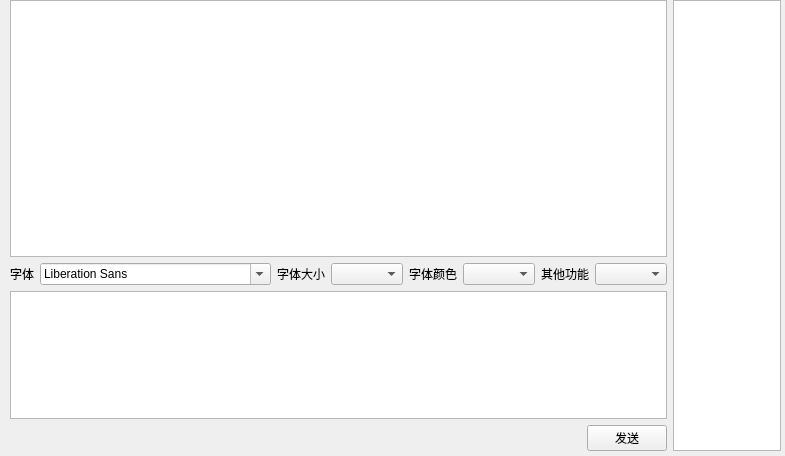
First picture: the form in mainwindow.ui, repository tianlang724/QtChat, before the edit.
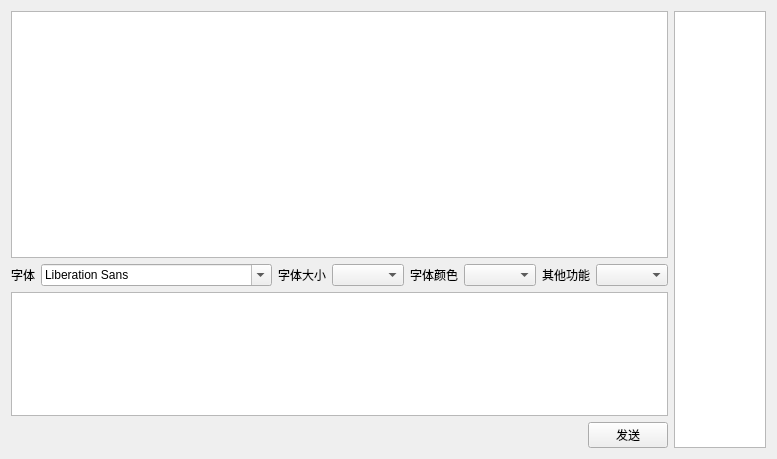
Second picture: the form after the edit.

Patch:
```diff
--- a/mainwindow.ui
+++ b/mainwindow.ui
@@ -9,8 +9,8 @@
    <rect>
     <x>0</x>
     <y>0</y>
-    <width>785</width>
-    <height>456</height>
+    <width>777</width>
+    <height>459</height>
    </rect>
   </property>
   <property name="sizePolicy">
@@ -22,18 +22,14 @@
   <property name="windowTitle">
    <string>群聊</string>
   </property>
-  <widget class="QWidget" name="horizontalLayoutWidget">
-   <property name="geometry">
-    <rect>
-     <x>10</x>
-     <y>0</y>
-     <width>771</width>
-     <height>451</height>
-    </rect>
-   </property>
-   <layout class="QHBoxLayout" name="horizontalLayout" stretch="1,4">
+  <property name="autoFillBackground">
+   <bool>false</bool>
+  </property>
+  <layout class="QHBoxLayout" name="mainwindowlayout" stretch="0">
     <item>
-     <layout class="QVBoxLayout" name="verticalLayout" stretch="10,1,5,1">
+    <layout class="QHBoxLayout" name="horizontalLayout" stretch="4,1">
+     <item>
+      <layout class="QVBoxLayout" name="verticalLayout" stretch="20,1,10,1">
       <property name="sizeConstraint">
        <enum>QLayout::SetDefaultConstraint</enum>
       </property>
@@ -51,11 +47,11 @@
        </widget>
       </item>
       <item>
-       <layout class="QHBoxLayout" name="horizontalLayout_2" stretch="0,0,0,0,0,0,0,0">
+        <layout class="QHBoxLayout" name="horizontalLayout_2" stretch="1,10,1,5,1,5,1,5">
         <item>
          <widget class="QLabel" name="label">
           <property name="sizePolicy">
-           <sizepolicy hsizetype="Preferred" vsizetype="Preferred">
+            <sizepolicy hsizetype="Expanding" vsizetype="Expanding">
             <horstretch>0</horstretch>
             <verstretch>0</verstretch>
            </sizepolicy>
@@ -66,12 +62,19 @@
          </widget>
         </item>
         <item>
-         <widget class="QFontComboBox" name="Comb_Font"/>
+          <widget class="QFontComboBox" name="Comb_Font">
+           <property name="sizePolicy">
+            <sizepolicy hsizetype="Expanding" vsizetype="Expanding">
+             <horstretch>0</horstretch>
+             <verstretch>0</verstretch>
+            </sizepolicy>
+           </property>
+          </widget>
         </item>
         <item>
          <widget class="QLabel" name="label_3">
           <property name="sizePolicy">
-           <sizepolicy hsizetype="Preferred" vsizetype="Preferred">
+            <sizepolicy hsizetype="Expanding" vsizetype="Expanding">
             <horstretch>0</horstretch>
             <verstretch>0</verstretch>
            </sizepolicy>
@@ -82,12 +85,19 @@
          </widget>
         </item>
         <item>
-         <widget class="QComboBox" name="Comb_FontSize"/>
+          <widget class="QComboBox" name="Comb_FontSize">
+           <property name="sizePolicy">
+            <sizepolicy hsizetype="Expanding" vsizetype="Expanding">
+             <horstretch>0</horstretch>
+             <verstretch>0</verstretch>
+            </sizepolicy>
+           </property>
+          </widget>
         </item>
         <item>
          <widget class="QLabel" name="label_2">
           <property name="sizePolicy">
-           <sizepolicy hsizetype="Preferred" vsizetype="Preferred">
+            <sizepolicy hsizetype="Expanding" vsizetype="Expanding">
             <horstretch>0</horstretch>
             <verstretch>0</verstretch>
            </sizepolicy>
@@ -98,12 +108,19 @@
          </widget>
         </item>
         <item>
-         <widget class="QComboBox" name="Comb_Colors"/>
+          <widget class="QComboBox" name="Comb_Colors">
+           <property name="sizePolicy">
+            <sizepolicy hsizetype="Expanding" vsizetype="Expanding">
+             <horstretch>0</horstretch>
+             <verstretch>0</verstretch>
+            </sizepolicy>
+           </property>
+          </widget>
         </item>
         <item>
          <widget class="QLabel" name="label_4">
           <property name="sizePolicy">
-           <sizepolicy hsizetype="Preferred" vsizetype="Preferred">
+            <sizepolicy hsizetype="Expanding" vsizetype="Expanding">
             <horstretch>0</horstretch>
             <verstretch>0</verstretch>
            </sizepolicy>
@@ -114,7 +131,14 @@
          </widget>
         </item>
         <item>
-         <widget class="QComboBox" name="Comb_Others"/>
+          <widget class="QComboBox" name="Comb_Others">
+           <property name="sizePolicy">
+            <sizepolicy hsizetype="Expanding" vsizetype="Expanding">
+             <horstretch>0</horstretch>
+             <verstretch>0</verstretch>
+            </sizepolicy>
+           </property>
+          </widget>
         </item>
        </layout>
       </item>
@@ -129,7 +153,7 @@
        </widget>
       </item>
       <item>
-       <layout class="QHBoxLayout" name="horizontalLayout_4" stretch="0,0">
+        <layout class="QHBoxLayout" name="horizontalLayout_4" stretch="2,0">
         <item>
          <spacer name="horizontalSpacer">
           <property name="orientation">
@@ -145,6 +169,12 @@
         </item>
         <item>
          <widget class="QPushButton" name="Buttom_Send">
+           <property name="sizePolicy">
+            <sizepolicy hsizetype="Expanding" vsizetype="Expanding">
+             <horstretch>0</horstretch>
+             <verstretch>0</verstretch>
+            </sizepolicy>
+           </property>
           <property name="text">
            <string>发送</string>
           </property>
@@ -162,7 +192,8 @@
      </layout>
     </item>
    </layout>
-  </widget>
+   </item>
+  </layout>
  </widget>
  <resources/>
  <connections/>
```
Left out of the diff: 35 changed lines with no effect on the pictures. Lines whose indentation alone changed are shown as unchanged.
